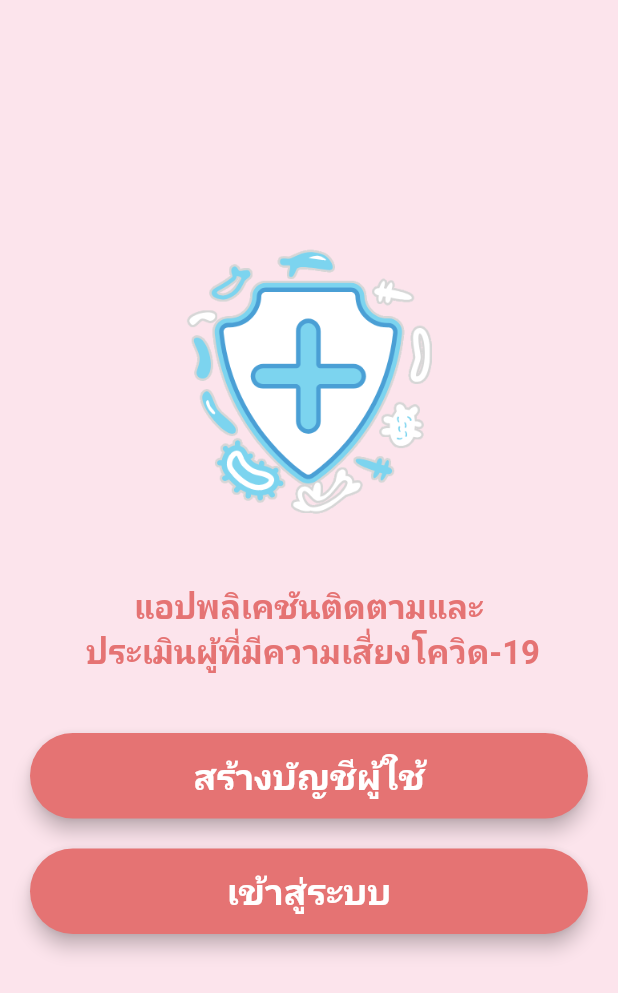
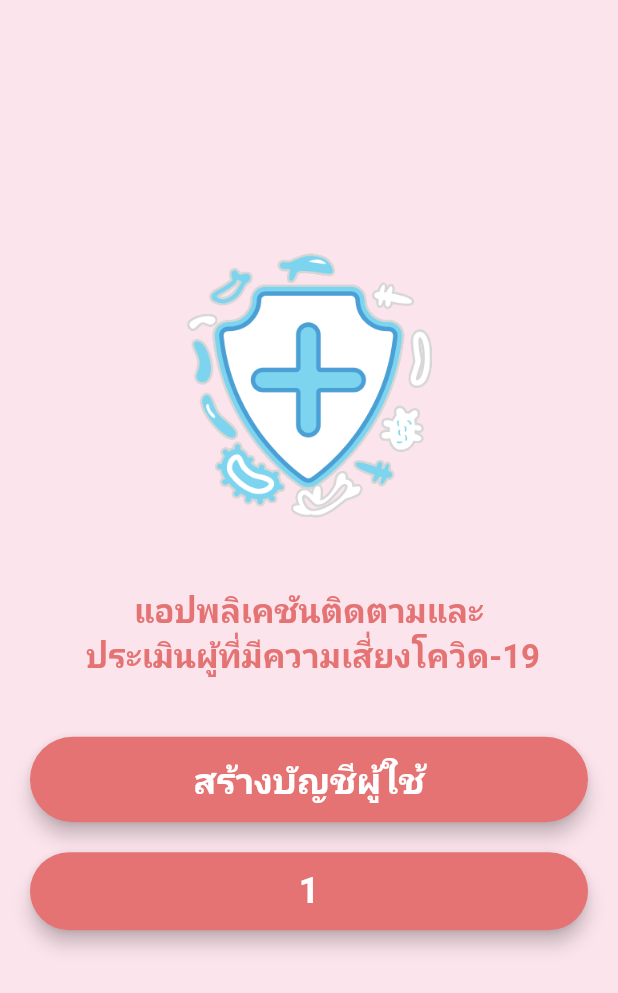
Before and after one commit to kidrunner1/projectcovid, a Flutter app: the HomeScreen screen opened directly, on a phone screen of 412 x 824 dp. Shown: the top 993 px of the screen. Run offline on Flutter 3.47's test engine with Material 2 defaults, Android fonts, the phone set to English and light mode, and no system bars; our stand-ins replace awesome_dialog, carousel_slider, cloud_firestore, curved_navigation_bar, firebase_auth, firebase_core and 8 more; missing offline and left inert: android_intent, dialog_flowtter; accounts and stored records are empty; Roboto replaces fonts that are missing (Prompt); project files that could hold a hidden picture were left out.

Commit message:
edit home

```diff
--- a/lib/screen/home.dart
+++ b/lib/screen/home.dart
@@ -85,7 +85,7 @@ class HomeScreen extends StatelessWidget {
                     child: const SizedBox(
                       width: double.infinity,
                       child: Center(
-                        child: Text("เข้าสู่ระบบ"),
+                        child: Text("1"),
                       ),
                     ),
                   ),
```
